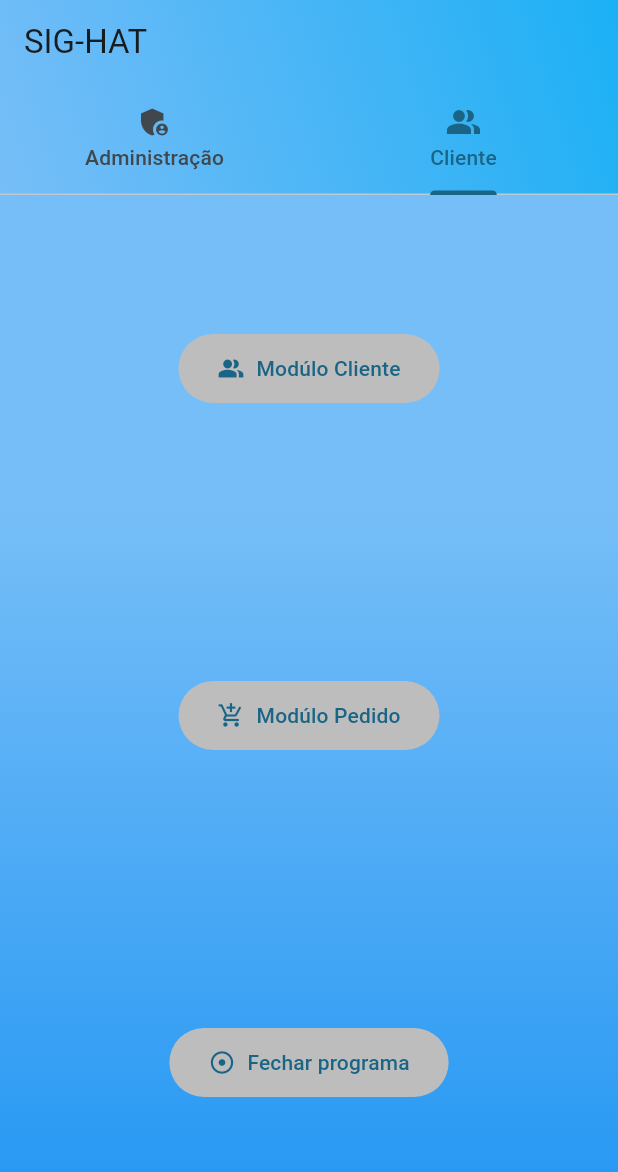
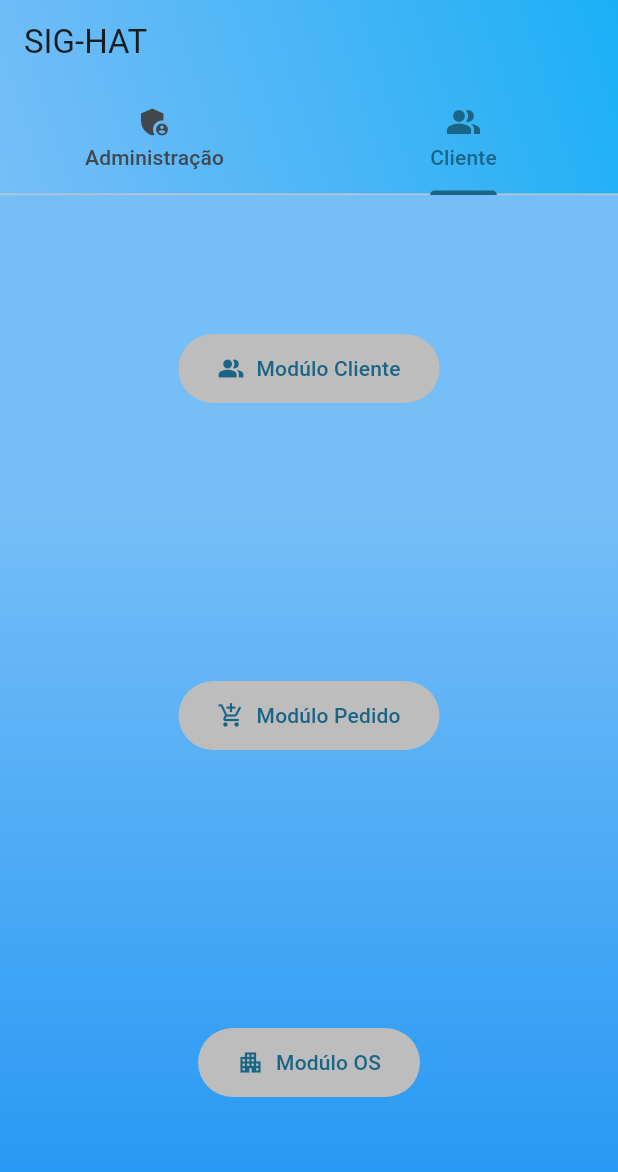
Before and after one commit to DayXL/Atividades-de-POO-1, a Flutter app: the screen it shows after launch, on a phone screen of 412 x 824 dp. Shown: the top 1172 px of the screen. Run offline on Flutter 3.47's test engine with Material 2 defaults, Android fonts, the phone set to English and light mode, and no system bars.

Commit message:
separando os botões

```diff
--- a/atv/lib/main.dart
+++ b/atv/lib/main.dart
@@ -35,7 +35,6 @@ class SigHat extends StatefulWidget {
 }
 
 class _SigHatState extends State<SigHat> {
-
   @override
   Widget build(BuildContext context) {
     const int tabsCount = 2;
@@ -89,7 +88,21 @@ class _SigHatState extends State<SigHat> {
               stops: const [0.3, 1],
             ),
           ),
-          child: TabBarView(
+
+          child: const MeusBotoes(),
+
+        ),
+      ),
+    );
+  }
+}
+
+class MeusBotoes extends StatelessWidget {
+  const MeusBotoes({Key? key}) : super(key: key);
+
+  @override
+  Widget build(BuildContext context) {
+    return TabBarView(
       children: <Widget>[
         Column(
           mainAxisAlignment: MainAxisAlignment.spaceAround,
@@ -106,11 +119,10 @@ class _SigHatState extends State<SigHat> {
                   onPressed: () {
                     Navigator.push(
                         context,
-                          MaterialPageRoute(builder: (context) => const ModulBon()));
-
+                        MaterialPageRoute(
+                            builder: (context) => const ModulBon()));
                   }),
             ),
-
             Flexible(
               child: TextButton.icon(
                   style: TextButton.styleFrom(
@@ -131,10 +143,7 @@ class _SigHatState extends State<SigHat> {
                   ),
                   label: const Text('Modúlo Estoque'),
                   icon: const Icon(Icons.all_inclusive),
-                        onPressed: () {
-
-
-                        }),
+                  onPressed: () {}),
             ),
             Flexible(
               child: TextButton.icon(
@@ -148,8 +157,8 @@ class _SigHatState extends State<SigHat> {
                   onPressed: () {
                     Navigator.push(
                         context,
-                          MaterialPageRoute(builder: (context) => const ModulRlt()));
-
+                        MaterialPageRoute(
+                            builder: (context) => const ModulRlt()));
                   }),
             ),
           ],
@@ -169,8 +178,8 @@ class _SigHatState extends State<SigHat> {
                   onPressed: () {
                     Navigator.push(
                         context,
-                          MaterialPageRoute(builder: (context) => const ModulClt()));
-
+                        MaterialPageRoute(
+                            builder: (context) => const ModulClt()));
                   }),
             ),
             Flexible(
@@ -191,17 +200,13 @@ class _SigHatState extends State<SigHat> {
                     padding: const EdgeInsets.symmetric(
                         horizontal: 26, vertical: 13),
                   ),
-                        label: const Text('Fechar programa'),
-                        icon: const Icon(Icons.adjust),
+                  label: const Text('Modúlo OS'),
+                  icon: const Icon(Icons.apartment),
                   onPressed: () {}),
             ),
           ],
         ),
       ],
-          ),
-        ),
-      ),
     );
   }
-
 }
```
Lines whose indentation alone changed are shown as unchanged.
